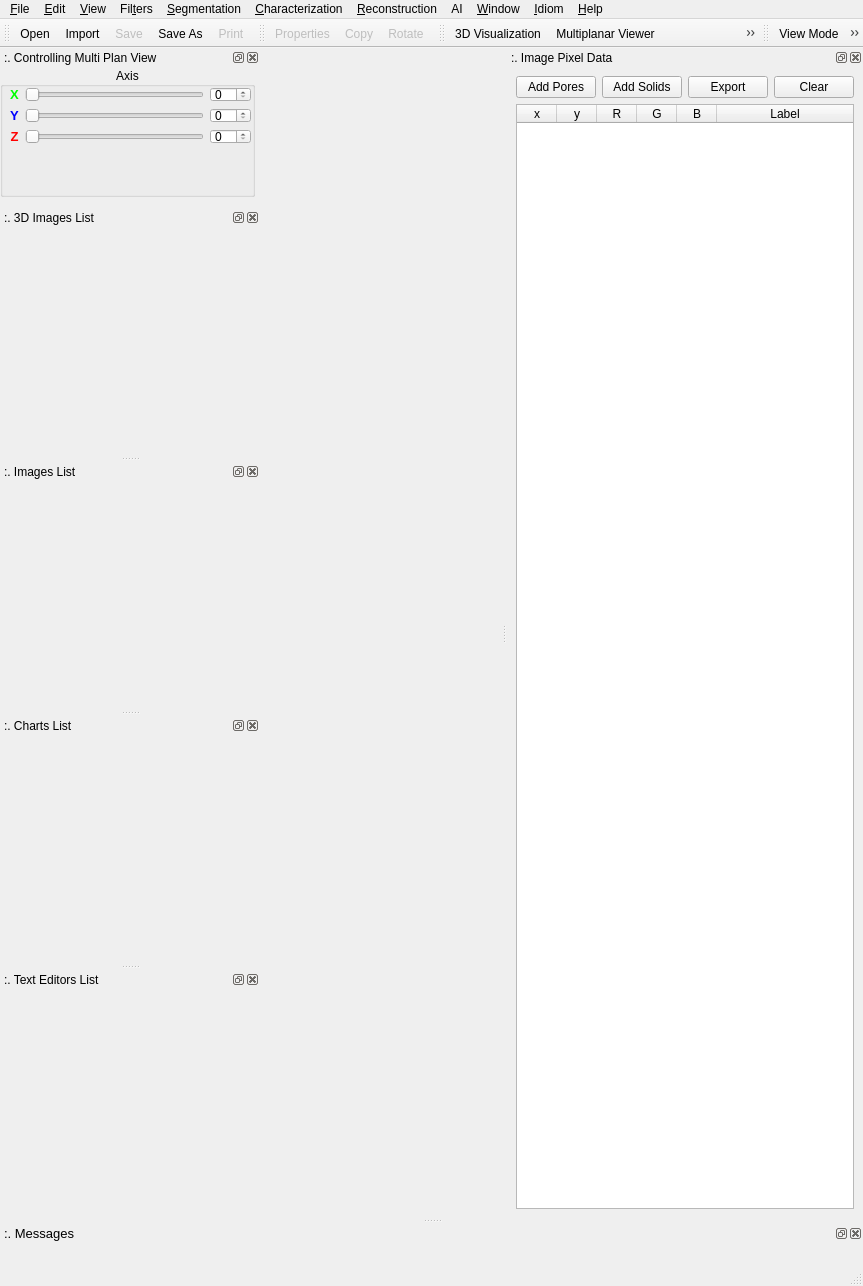
ldsc/lvp, file src/lvpinterface.ui: the form before one commit.
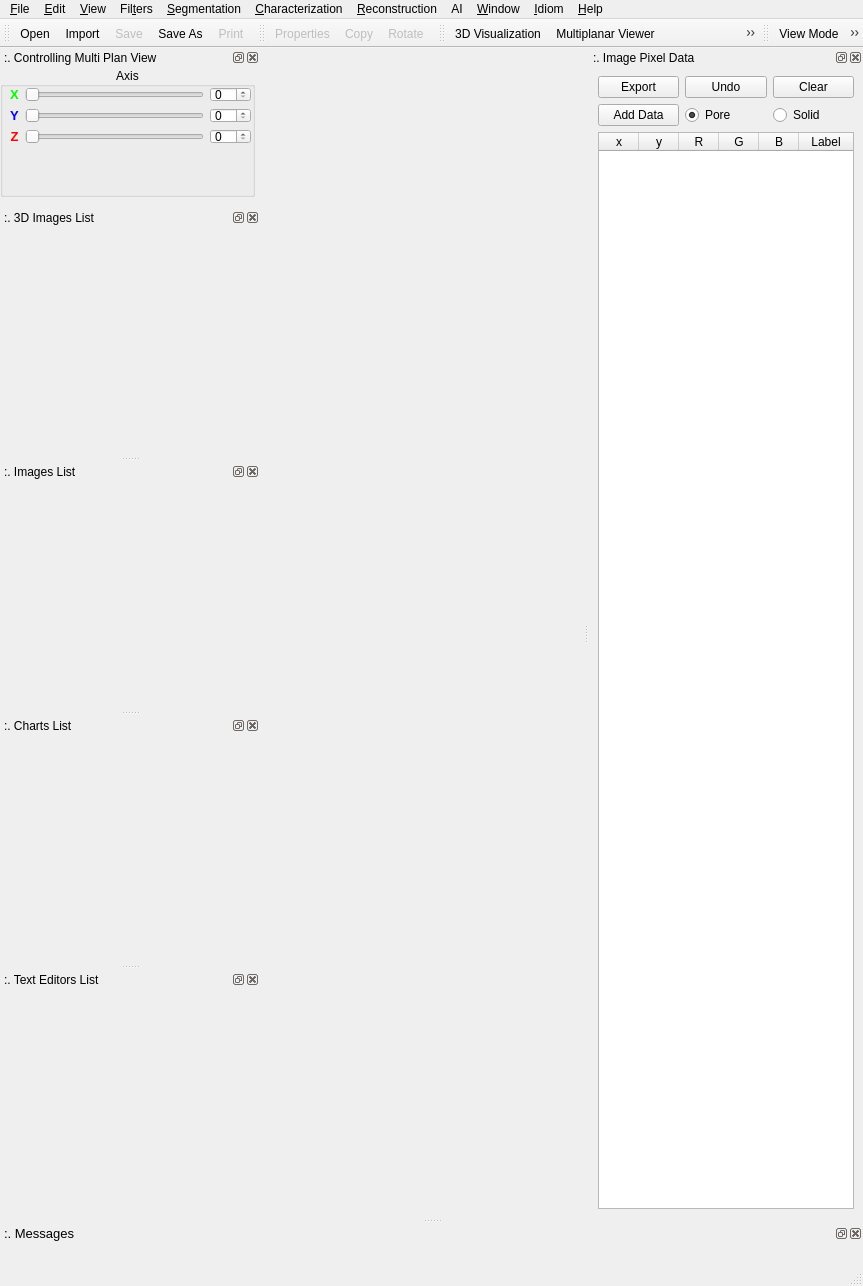
The form after the commit. Icons and pictures are not drawn.

Commit message: add pore and solid data type selection as ration button

The edit to the form file:
```diff
--- a/src/lvpinterface.ui
+++ b/src/lvpinterface.ui
@@ -790,10 +790,55 @@
    </attribute>
    <widget class="QWidget" name="dockWidgetImagePixelDataList">
     <layout class="QGridLayout" name="gridLayout_2">
-     <item row="1" column="0" colspan="4">
+     <item row="0" column="2">
+      <widget class="QPushButton" name="actionExportData">
+       <property name="text">
+        <string>Export</string>
+       </property>
+      </widget>
+     </item>
+     <item row="0" column="4">
+      <widget class="QPushButton" name="actionClear">
+       <property name="text">
+        <string>Clear</string>
+       </property>
+      </widget>
+     </item>
+     <item row="0" column="3">
+      <widget class="QPushButton" name="actionUndo">
+       <property name="text">
+        <string>Undo</string>
+       </property>
+      </widget>
+     </item>
+     <item row="1" column="2">
+      <widget class="QPushButton" name="actionAddPores">
+       <property name="text">
+        <string>Add Data</string>
+       </property>
+      </widget>
+     </item>
+     <item row="1" column="3">
+      <widget class="QRadioButton" name="poreSelection">
+       <property name="text">
+        <string>Pore</string>
+       </property>
+       <property name="checked">
+        <bool>true</bool>
+       </property>
+      </widget>
+     </item>
+     <item row="1" column="4">
+      <widget class="QRadioButton" name="solidSelection">
+       <property name="text">
+        <string>Solid</string>
+       </property>
+      </widget>
+     </item>
+     <item row="2" column="2" colspan="3">
       <widget class="QTableWidget" name="tableWidget">
        <property name="sizePolicy">
-        <sizepolicy hsizetype="Minimum" vsizetype="Minimum">
+        <sizepolicy hsizetype="Minimum" vsizetype="Preferred">
          <horstretch>0</horstretch>
          <verstretch>0</verstretch>
         </sizepolicy>
@@ -839,34 +884,6 @@
        </column>
       </widget>
      </item>
-     <item row="0" column="1">
-      <widget class="QPushButton" name="actionAddSolids">
-       <property name="text">
-        <string>Add Solids</string>
-       </property>
-      </widget>
-     </item>
-     <item row="0" column="0">
-      <widget class="QPushButton" name="actionAddPores">
-       <property name="text">
-        <string>Add Pores</string>
-       </property>
-      </widget>
-     </item>
-     <item row="0" column="3">
-      <widget class="QPushButton" name="actionClear">
-       <property name="text">
-        <string>Clear</string>
-       </property>
-      </widget>
-     </item>
-     <item row="0" column="2">
-      <widget class="QPushButton" name="actionExportData">
-       <property name="text">
-        <string>Export</string>
-       </property>
-      </widget>
-     </item>
     </layout>
    </widget>
   </widget>
```
